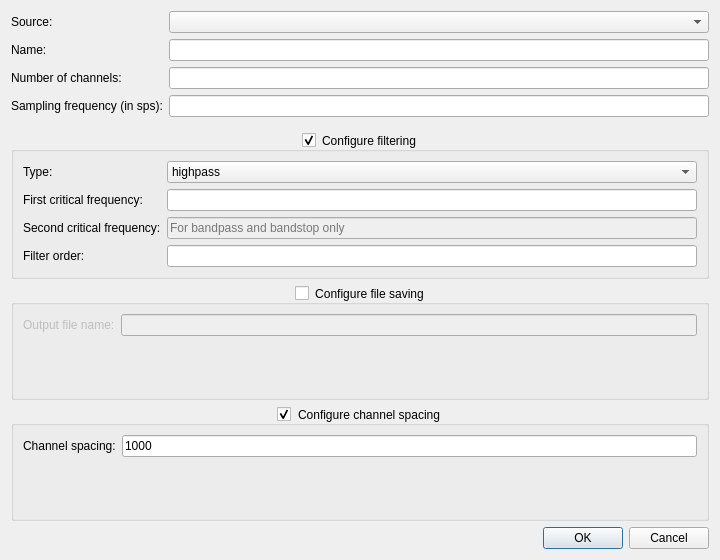
Above: designer/add_signal_dialog.ui from pulp-bio/biogui before the change. Below: the same form after it.
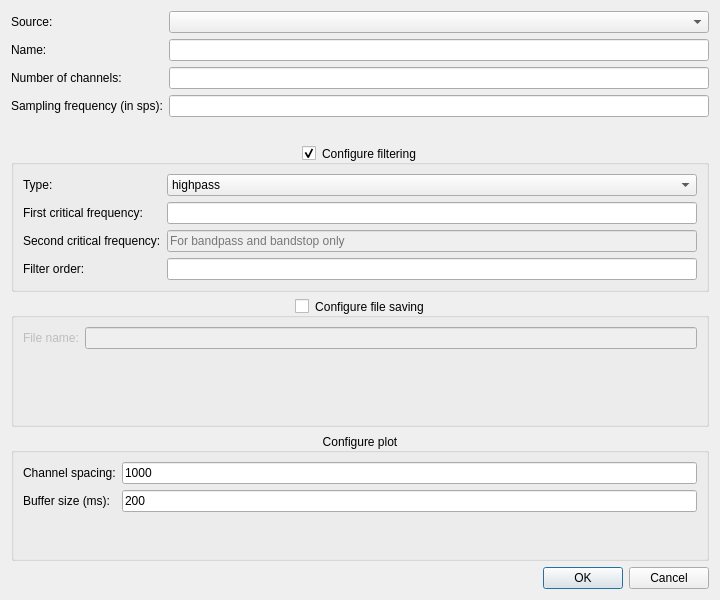
That is the form after the change.

Patch:
```diff
--- a/designer/add_signal_dialog.ui
+++ b/designer/add_signal_dialog.ui
@@ -10,7 +10,7 @@
     <x>0</x>
     <y>0</y>
     <width>720</width>
-    <height>560</height>
+    <height>600</height>
    </rect>
   </property>
   <property name="windowTitle">
@@ -209,7 +209,7 @@
       <item row="0" column="0">
        <widget class="QLabel" name="label9">
         <property name="text">
-         <string>Output file name:</string>
+         <string>File name:</string>
         </property>
        </widget>
       </item>
@@ -225,7 +225,7 @@
       <string>Only for multi-channel signals</string>
      </property>
      <property name="title">
-      <string>Configure channel spacing</string>
+      <string>Configure plot</string>
      </property>
      <property name="alignment">
       <set>Qt::AlignCenter</set>
@@ -234,7 +234,10 @@
       <bool>false</bool>
      </property>
      <property name="checkable">
-      <bool>true</bool>
+      <bool>false</bool>
+     </property>
+     <property name="checked">
+      <bool>false</bool>
      </property>
      <layout class="QFormLayout" name="formLayout_4">
       <item row="0" column="0">
@@ -248,6 +251,26 @@
        <widget class="QLineEdit" name="chSpacingTextField">
         <property name="text">
          <string>1000</string>
+        </property>
+        <property name="placeholderText">
+         <string/>
+        </property>
+       </widget>
+      </item>
+      <item row="1" column="0">
+       <widget class="QLabel" name="label11">
+        <property name="text">
+         <string>Buffer size (ms):</string>
+        </property>
+       </widget>
+      </item>
+      <item row="1" column="1">
+       <widget class="QLineEdit" name="bufferSizeTextField">
+        <property name="text">
+         <string>200</string>
+        </property>
+        <property name="placeholderText">
+         <string/>
         </property>
        </widget>
       </item>
```
Left out of the diff: 4 changed lines with no effect on the pictures.
